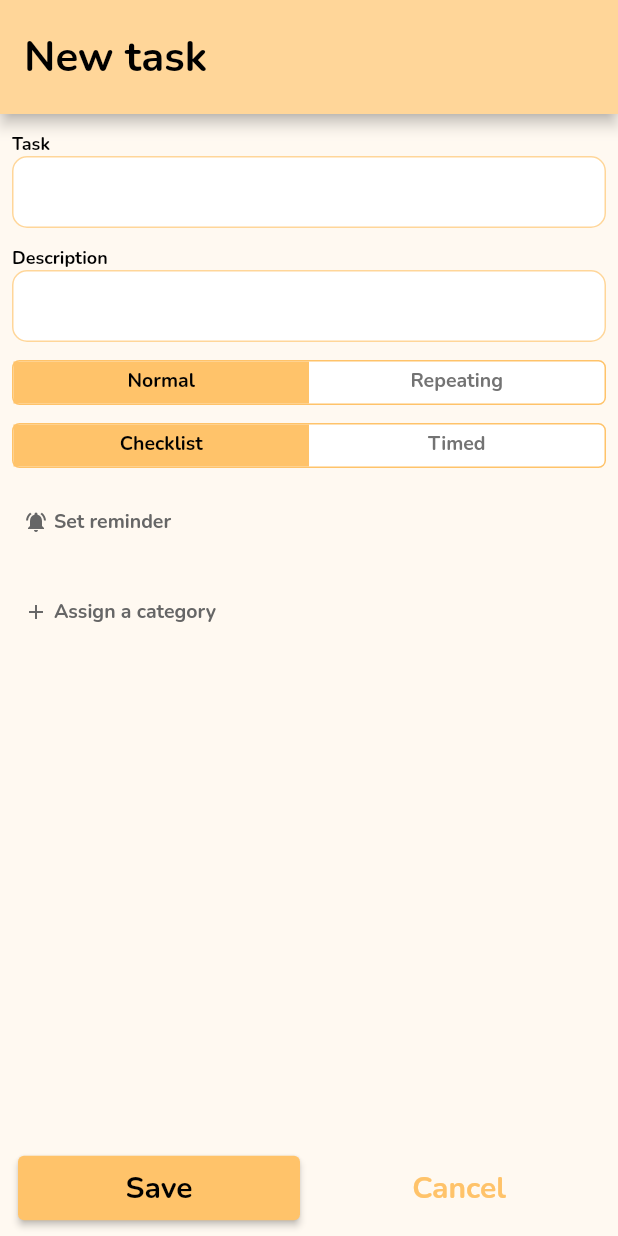
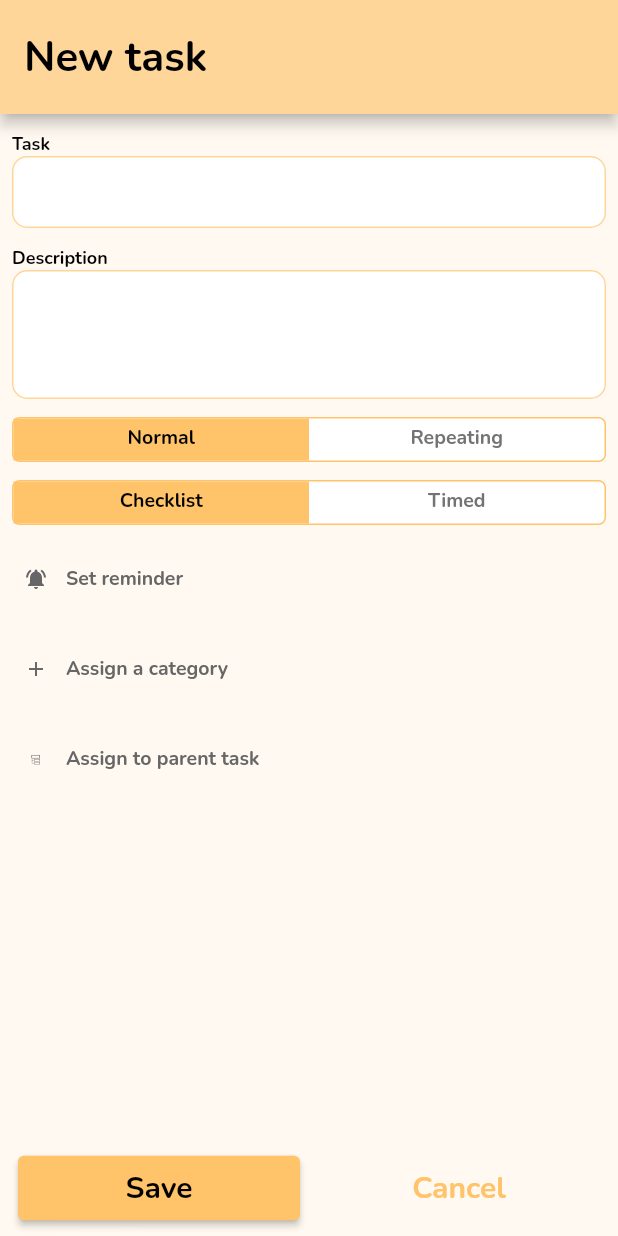
Before and after one commit to SimonasKalpokas/todo_app, a Flutter app: the screen it shows after launch, after a tap on the "add" icon, on a phone screen of 412 x 824 dp. Run offline on Flutter 3.47's test engine with Material 2 defaults, Android fonts, the phone set to English and light mode, and no system bars; our stand-ins replace clock, cloud_firestore, firebase_core; accounts and stored records are empty.

Commit message:
Add "assign to parent" button, small clean ups

```diff
--- /dev/null
+++ b/lib/custom_icons.dart
@@ -0,0 +1,26 @@
+/// Flutter icons MyFlutterApp
+/// Copyright (C) 2022 by original authors @ fluttericon.com, fontello.com
+/// This font was generated by FlutterIcon.com, which is derived from Fontello.
+///
+/// To use this font, place it in your fonts/ directory and include the
+/// following in your pubspec.yaml
+///
+/// flutter:
+///   fonts:
+///    - family:  MyFlutterApp
+///      fonts:
+///       - asset: fonts/MyFlutterApp.ttf
+///
+///
+///
+import 'package:flutter/widgets.dart';
+
+class CustomIcons {
+  CustomIcons._();
+
+  static const _kFontFam = 'Icons';
+  static const String? _kFontPkg = null;
+
+  static const IconData sublist =
+      IconData(0xe800, fontFamily: _kFontFam, fontPackage: _kFontPkg);
+}
--- a/lib/main.dart
+++ b/lib/main.dart
@@ -66,11 +66,22 @@ class MyApp extends StatelessWidget {
             focusedBorder: OutlineInputBorder(
                 borderSide: const BorderSide(color: Color(0xFFFFD699)),
                 borderRadius: BorderRadius.circular(10)),
-            contentPadding: const EdgeInsets.only(left: 8.0)),
+            contentPadding:
+                const EdgeInsets.only(left: 8.0, top: 10, bottom: 10)),
         scaffoldBackgroundColor: const Color(0xFFFFF9F1),
         textTheme: const TextTheme(
           bodyMedium: TextStyle(fontWeight: FontWeight.bold),
           labelLarge: TextStyle(fontWeight: FontWeight.bold),
+          labelMedium: TextStyle(fontWeight: FontWeight.bold),
+        ),
+        tabBarTheme: const TabBarTheme(
+          indicator: BoxDecoration(color: Color(0xFFFFC36A)),
+          labelColor: Colors.black,
+          unselectedLabelColor: Color(0xFF737373),
+          labelStyle: TextStyle(
+              fontSize: 13, fontWeight: FontWeight.bold, fontFamily: 'Nunito'),
+          unselectedLabelStyle: TextStyle(
+              fontSize: 13, fontWeight: FontWeight.bold, fontFamily: 'Nunito'),
         ),
         fontFamily: 'Nunito',
       ),
--- a/lib/screens/task_form_screen.dart
+++ b/lib/screens/task_form_screen.dart
@@ -1,5 +1,6 @@
 import 'package:flutter/material.dart';
 import 'package:provider/provider.dart';
+import 'package:todo_app/custom_icons.dart';
 import 'package:todo_app/models/base_task.dart';
 import 'package:todo_app/models/checked_task.dart';
 import 'package:todo_app/models/timed_task.dart';
@@ -156,7 +157,6 @@ class _TaskFormState extends State<TaskForm> with TickerProviderStateMixin {
         child: Padding(
           padding: const EdgeInsets.only(left: 8.0, right: 8.0),
           child: ListView(
-            //crossAxisAlignment: CrossAxisAlignment.stretch,
             children: [
               const FormLabel(text: "Task"),
               TextFormField(
@@ -169,7 +169,12 @@ class _TaskFormState extends State<TaskForm> with TickerProviderStateMixin {
                 },
               ),
               const FormLabel(text: "Description"),
-              TextFormField(controller: descriptionController),
+              TextFormField(
+                controller: descriptionController,
+                keyboardType: TextInputType.multiline,
+                maxLines: 4,
+                minLines: 3,
+              ),
               Padding(
                 padding: const EdgeInsets.only(top: 12.0),
                 child: Container(
@@ -181,13 +186,6 @@ class _TaskFormState extends State<TaskForm> with TickerProviderStateMixin {
                   ),
                   child: TabBar(
                     controller: isReoccurringTabController,
-                    indicator: const BoxDecoration(color: Color(0xFFFFC36A)),
-                    labelColor: Colors.black,
-                    unselectedLabelColor: const Color(0xFF737373),
-                    labelStyle: const TextStyle(
-                        fontSize: 13,
-                        fontWeight: FontWeight.bold,
-                        fontFamily: 'Nunito'),
                     onTap: (index) {
                       setState(() {
                         isReoccurring = index == 1;
@@ -240,14 +238,14 @@ class _TaskFormState extends State<TaskForm> with TickerProviderStateMixin {
                                 }
                               },
                               controller: reoccurrencePeriodTabController,
-                              indicator:
-                                  const BoxDecoration(color: Color(0xFFFFE1B5)),
-                              labelColor: Colors.black,
-                              unselectedLabelColor: const Color(0xFF737373),
-                              labelStyle: const TextStyle(
-                                  fontSize: 11,
-                                  fontWeight: FontWeight.bold,
-                                  fontFamily: 'Nunito'),
+                              labelStyle: Theme.of(context)
+                                  .tabBarTheme
+                                  .labelStyle
+                                  ?.copyWith(fontSize: 11),
+                              unselectedLabelStyle: Theme.of(context)
+                                  .tabBarTheme
+                                  .unselectedLabelStyle
+                                  ?.copyWith(fontSize: 11),
                               tabs: const [
                                 Tab(child: Text('Daily')),
                                 Tab(child: Text('Weekly')),
@@ -267,14 +265,14 @@ class _TaskFormState extends State<TaskForm> with TickerProviderStateMixin {
                             ),
                             child: TabBar(
                               controller: startingTabController,
-                              indicator:
-                                  const BoxDecoration(color: Color(0xFFFFE1B5)),
-                              labelColor: Colors.black,
-                              unselectedLabelColor: const Color(0xFF737373),
-                              labelStyle: const TextStyle(
-                                  fontSize: 11,
-                                  fontWeight: FontWeight.bold,
-                                  fontFamily: 'Nunito'),
+                              labelStyle: Theme.of(context)
+                                  .tabBarTheme
+                                  .labelStyle
+                                  ?.copyWith(fontSize: 11),
+                              unselectedLabelStyle: Theme.of(context)
+                                  .tabBarTheme
+                                  .unselectedLabelStyle
+                                  ?.copyWith(fontSize: 11),
                               tabs: const [
                                 Tab(child: Text('Today')),
                                 Tab(child: Text('Next week')),
@@ -343,13 +341,6 @@ class _TaskFormState extends State<TaskForm> with TickerProviderStateMixin {
                       }
                     },
                     controller: typeTabController,
-                    indicator: const BoxDecoration(color: Color(0xFFFFC36A)),
-                    labelColor: Colors.black,
-                    unselectedLabelColor: const Color(0xFF737373),
-                    labelStyle: const TextStyle(
-                        fontSize: 13,
-                        fontWeight: FontWeight.bold,
-                        fontFamily: 'Nunito'),
                     tabs: const [
                       Tab(child: Text('Checklist')),
                       Tab(child: Text('Timed')),
@@ -418,94 +409,47 @@ class _TaskFormState extends State<TaskForm> with TickerProviderStateMixin {
                         ]),
                       ),
               ),
-              // DropdownButton<Reoccurrence>(
-              //   value: reoccurrence,
-              //   items: Reoccurrence.values
-              //       .map((type) => DropdownMenuItem<Reoccurrence>(
-              //             value: type,
-              //             child: Text(type.displayTitle),
-              //           ))
-              //       .toList(),
-              //   onChanged: (value) => setState(() => reoccurrence = value!),
-              // ),
-              // widget.task != null
-              //     ? Text(widget.task!.type.displayTitle)
-              //     : DropdownButton<TaskType>(
-              //         value: type,
-              //         items: TaskType.values
-              //             .map((type) => DropdownMenuItem(
-              //                   value: type,
-              //                   child: Text(type.displayTitle),
-              //                 ))
-              //             .toList(),
-              //         onChanged: (value) => setState(() => type = value!),
-              //       ),
-              // Visibility(
-              //   visible: type == TaskType.timed,
-              //   child: CupertinoTimerPicker(
-              //     onTimerDurationChanged: (duration) {
-              //       setState(() {
-              //         totalTime = duration;
-              //       });
-              //     },
-              //     mode: CupertinoTimerPickerMode.hms,
-              //     initialTimerDuration: totalTime,
-              //   ),
-              // ),
-              Padding(
-                padding: const EdgeInsets.only(top: 12.0),
-                child: TextButton(
-                  onPressed: () {
-                    notImplementedAlert(context);
-                  },
-                  child: Row(
-                    children: const [
-                      Padding(
-                        padding: EdgeInsets.only(right: 4.0),
-                        child: Icon(
-                          Icons.notifications_active,
-                          color: Color(0xFF666666),
-                          size: 16,
+              const AddIconTextButton(
+                iconData: Icons.notifications_active,
+                label: "Set reminder",
               ),
+              const AddIconTextButton(
+                iconData: Icons.add,
+                label: "Assign a category",
               ),
-                      Text(
-                        "Set reminder",
-                        style:
-                            TextStyle(color: Color(0xFF666666), fontSize: 13),
+              const AddIconTextButton(
+                iconData: CustomIcons.sublist,
+                label: "Assign to parent task",
               ),
             ],
           ),
         ),
       ),
-              Padding(
+    );
+  }
+}
+
+class AddIconTextButton extends StatelessWidget {
+  final IconData iconData;
+  final String label;
+  const AddIconTextButton(
+      {super.key, required this.iconData, required this.label});
+
+  @override
+  Widget build(BuildContext context) {
+    return Padding(
       padding: const EdgeInsets.only(top: 12.0),
-                child: TextButton(
+      child: TextButton.icon(
         onPressed: () {
           notImplementedAlert(context);
         },
-                  child: Row(
-                    children: const [
-                      Padding(
-                        padding: EdgeInsets.only(right: 4.0),
-                        child: Icon(
-                          Icons.add,
-                          color: Color(0xFF666666),
-                          size: 16,
+        style: const ButtonStyle(alignment: Alignment.centerLeft),
+        icon: Padding(
+          padding: const EdgeInsets.only(right: 4.0),
+          child: Icon(iconData, color: const Color(0xFF666666), size: 16),
         ),
-                      ),
-                      Text(
-                        "Assign a category",
-                        style:
-                            TextStyle(color: Color(0xFF666666), fontSize: 13),
-                      ),
-                    ],
-                  ),
-                ),
-              ),
-              //const Spacer(),
-            ],
-          ),
-        ),
+        label: Text(label,
+            style: const TextStyle(color: Color(0xFF666666), fontSize: 13)),
       ),
     );
   }
--- a/pubspec.yaml
+++ b/pubspec.yaml
@@ -61,6 +61,9 @@ flutter:
       fonts:
         - asset: fonts/Nunito-Bold.ttf
           weight: 700
+    - family: Icons
+      fonts:
+        - asset: assets/icons/sublist.ttf
         # - asset: fonts/Nunito-VariableFont_wght.ttf
         # - asset: fonts/Nunito-Italic-VariableFont_wght.ttf
         #   style: italic
```
Also changed, not shown: assets/icons/sublist.ttf (added). Lines whose indentation alone changed are shown as unchanged.
